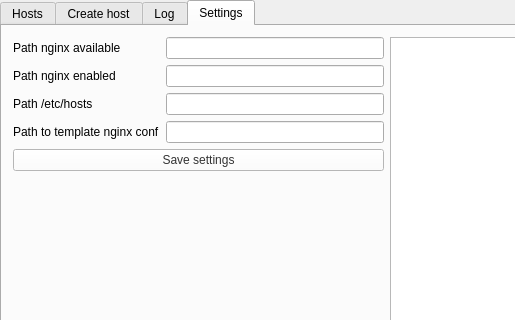
This is widget.ui in Insidexa/nginx_manager as Qt 5 draws it before an edit; both pictures show x 0 to 515 and y 0 to 320 of the 774 by 467 pixel window. The edited form follows.
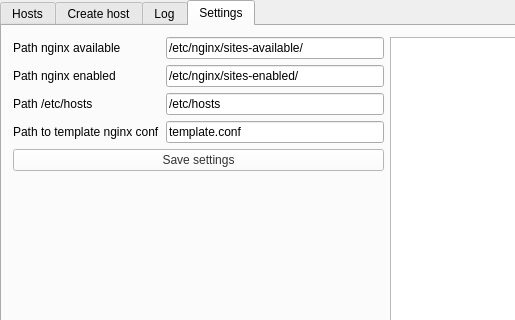
This is the edited form.

What changed in the file:
```diff
--- a/widget.ui
+++ b/widget.ui
@@ -345,7 +345,11 @@
             </widget>
            </item>
            <item row="0" column="1">
-            <widget class="QLineEdit" name="lineEdit"/>
+            <widget class="QLineEdit" name="lePathAvail">
+             <property name="text">
+              <string>/etc/nginx/sites-available/</string>
+             </property>
+            </widget>
            </item>
            <item row="1" column="0">
             <widget class="QLabel" name="label_13">
@@ -355,7 +359,11 @@
             </widget>
            </item>
            <item row="1" column="1">
-            <widget class="QLineEdit" name="lineEdit_2"/>
+            <widget class="QLineEdit" name="lePathEnabled">
+             <property name="text">
+              <string>/etc/nginx/sites-enabled/</string>
+             </property>
+            </widget>
            </item>
            <item row="2" column="0">
             <widget class="QLabel" name="label_14">
@@ -365,7 +373,11 @@
             </widget>
            </item>
            <item row="2" column="1">
-            <widget class="QLineEdit" name="lineEdit_3"/>
+            <widget class="QLineEdit" name="lePathHosts">
+             <property name="text">
+              <string>/etc/hosts</string>
+             </property>
+            </widget>
            </item>
            <item row="4" column="0" colspan="2">
             <widget class="QPushButton" name="pbSaveSett">
@@ -382,7 +394,11 @@
             </widget>
            </item>
            <item row="3" column="1">
-            <widget class="QLineEdit" name="lineEdit_4"/>
+            <widget class="QLineEdit" name="lePathNConf">
+             <property name="text">
+              <string>template.conf</string>
+             </property>
+            </widget>
            </item>
           </layout>
          </item>
```
Left out of the diff: 2 changed lines with no effect on the pictures.
